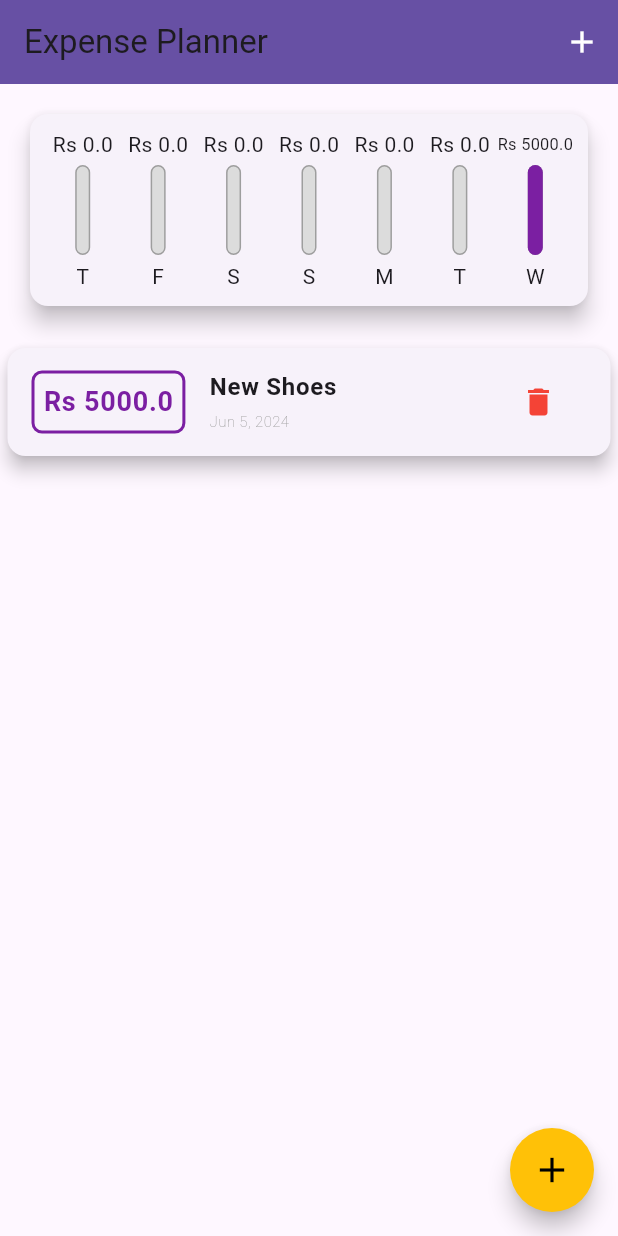
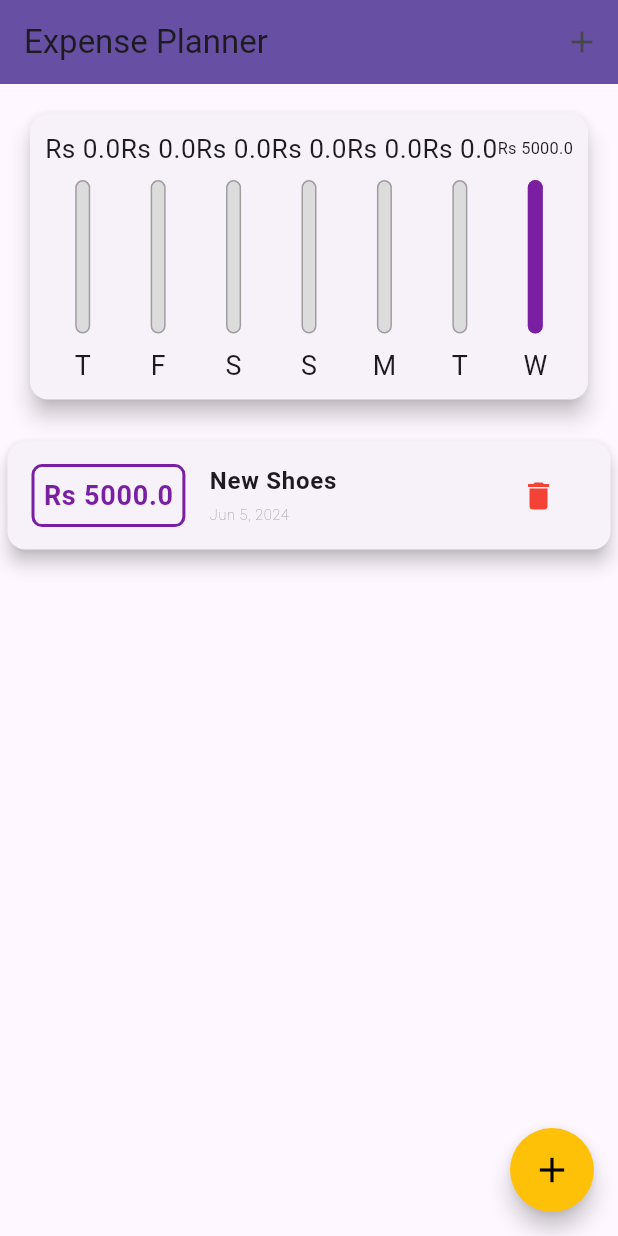
Before and after one commit to SariaMahmood20/expensplanner, a Flutter app: the screen it shows after launch, on a phone screen of 412 x 824 dp. Run offline on Flutter 3.47's test engine with Material 3 defaults, Android fonts, the light colour scheme and no system bars.

Commit message:
Dynamic Size

```diff
--- a/lib/main.dart
+++ b/lib/main.dart
@@ -3,7 +3,6 @@ import 'package:flutter/material.dart';
 import './models/transaction.dart';
 import './widgets/transactionList.dart';
 import './widgets/newTransaction.dart';
-
 
 void main() {
   runApp(MyApp());
@@ -12,7 +11,6 @@ void main() {
 class MyApp extends StatelessWidget {
   MyApp({super.key});
 
-
   // This widget is the root of your application.
   @override
   Widget build(BuildContext context) {
@@ -20,10 +18,8 @@ class MyApp extends StatelessWidget {
       debugShowCheckedModeBanner: false,
       title: 'Expense Planner',
       theme: ThemeData(
-
         primarySwatch: Colors.purple,
         canvasColor: Colors.amber,
-
       ),
       home: MyHomePage(),
     );
@@ -38,20 +34,22 @@ class MyHomePage extends StatefulWidget {
 }
 
 class _MyHomePageState extends State<MyHomePage> {
-  final List<Transaction> _userTransaction=[
-    Transaction( id: 't1', title: 'New Shoes', amount: 5000, date: DateTime.now()),
+  final List<Transaction> _userTransaction = [
+    Transaction(
+        id: 't1', title: 'New Shoes', amount: 5000, date: DateTime.now()),
     // Transaction( id: 't2', title: 'Weekly Groceries', amount: 6000, date: DateTime.now()),
   ];
 
-  List<Transaction> get _recentTransactions{
-    return _userTransaction.where((tx){
-      return tx.date.isAfter(
-        DateTime.now().subtract(Duration(days: 7),)
-      );
+  List<Transaction> get _recentTransactions {
+    return _userTransaction.where((tx) {
+      return tx.date.isAfter(DateTime.now().subtract(
+        Duration(days: 7),
+      ));
     }).toList();
   }
-  void _addNewTransaction(String txTitle, double txAmount, DateTime chosenDate)
-  {
+
+  void _addNewTransaction(
+      String txTitle, double txAmount, DateTime chosenDate) {
     final newTx = Transaction(
       id: DateTime.now().toString(),
       title: txTitle,
@@ -63,47 +61,62 @@ class _MyHomePageState extends State<MyHomePage> {
     });
   }
 
-  void _startAddNewTransaction(BuildContext ctx)
-  {
-    showModalBottomSheet(context: ctx, builder: (_) {
-      return GestureDetector(onTap: (){},child: NewTransaction(_addNewTransaction));
-    },);
+  void _startAddNewTransaction(BuildContext ctx) {
+    showModalBottomSheet(
+      context: ctx,
+      builder: (_) {
+        return GestureDetector(
+            onTap: () {}, child: NewTransaction(_addNewTransaction));
+      },
+    );
   }
 
-  void _deleteTransaction(String id)
-  {
+  void _deleteTransaction(String id) {
     setState(() {
-      _userTransaction.removeWhere((tx){
-        return tx.id==id;
+      _userTransaction.removeWhere((tx) {
+        return tx.id == id;
       });
     });
   }
 
   @override
   Widget build(BuildContext context) {
-    return  Scaffold(
-      appBar: AppBar(
+    final appBar = AppBar(
+      title: Text('Expense Planner'),
       backgroundColor: Theme.of(context).primaryColor,
-        title: Text('Expense Planner'),
       actions: [
-          IconButton(onPressed: ()=> _startAddNewTransaction(context), icon: Icon(Icons.add, color: Colors.white,))
+        IconButton(
+            onPressed: () => _startAddNewTransaction(context),
+            icon: Icon(Icons.add))
       ],
-      ),
-
+    );
+    return Scaffold(
+      appBar: appBar,
       body: SingleChildScrollView(
         child: Column(
           children: [
             //Charts
-            Chart(_recentTransactions),
-            TransactionList(_userTransaction, _deleteTransaction),
+            Container(
+                height: (MediaQuery.of(context).size.height -
+                        appBar.preferredSize.height- MediaQuery.of(context).padding.top) *
+                    0.3,
+                child: Chart(_recentTransactions)),
+            Container(
+                height: (MediaQuery.of(context).size.height -
+                        appBar.preferredSize.height - MediaQuery.of(context).padding.top) * 0.7,
+                child: TransactionList(_userTransaction, _deleteTransaction)),
           ],
         ),
       ),
-      floatingActionButton:  FloatingActionButton(
+      floatingActionButton: FloatingActionButton(
         backgroundColor: Theme.of(context).canvasColor,
         shape: CircleBorder(eccentricity: 1),
-          child: Icon(Icons.add, color: Colors.black, size: 28,),
-          onPressed: ()=> _startAddNewTransaction(context),
+        child: Icon(
+          Icons.add,
+          color: Colors.black,
+          size: 28,
+        ),
+        onPressed: () => _startAddNewTransaction(context),
       ),
     );
   }
--- a/lib/widgets/chartbar.dart
+++ b/lib/widgets/chartbar.dart
@@ -1,24 +1,25 @@
 import 'package:flutter/material.dart';
 
 class ChartBar extends StatelessWidget {
-
   ChartBar(this.label, this.perctTotal, this.spendingAmount);
 
   final String label;
   final double spendingAmount;
   final double perctTotal;
 
-
   @override
   Widget build(BuildContext context) {
-    return  Column(
+    return LayoutBuilder(builder: (ctx, constraints) {
+      return Column(
         children: [
           Container(
-            height: 20,
+              height: constraints.maxHeight * 0.15,
               child: FittedBox(child: Text('Rs ${perctTotal as double}'))),
-        SizedBox(height: 4,),
+          SizedBox(
+            height: constraints.maxHeight * 0.05,
+          ),
           Container(
-          height: 60,
+            height: constraints.maxHeight * 0.6,
             width: 10,
             child: Stack(
               children: [
@@ -27,23 +28,28 @@ class ChartBar extends StatelessWidget {
                     border: Border.all(color: Colors.grey, width: 1.0),
                     color: Color.fromRGBO(220, 220, 220, 1),
                     borderRadius: BorderRadius.circular(10),
-
                   ),
                 ),
-              FractionallySizedBox(heightFactor: spendingAmount,
+                FractionallySizedBox(
+                  heightFactor: spendingAmount,
                   child: Container(
                     decoration: BoxDecoration(
                       color: Theme.of(context).primaryColorDark,
                       borderRadius: BorderRadius.circular(10),
-
                     ),
-              ),)
+                  ),
+                )
               ],
             ),
           ),
-        SizedBox(height: 4,),
-        Text(label),
+          SizedBox(
+            height: constraints.maxHeight * 0.05,
+          ),
+          Container(
+              height: constraints.maxHeight * 0.15,
+              child: FittedBox(child: Text(label))),
         ],
       );
+    });
   }
 }
--- a/lib/widgets/transactionList.dart
+++ b/lib/widgets/transactionList.dart
@@ -8,10 +8,8 @@ class TransactionList extends StatelessWidget {
   final Function deletetx;
   @override
   Widget build(BuildContext context) {
-    return Container(
-      height: 450,
-      child: transactions.isEmpty
-          ? Column(
+    return transactions.isEmpty
+              ? Column(
               mainAxisAlignment: MainAxisAlignment.spaceEvenly,
               children: [
                 Text(
@@ -52,7 +50,6 @@ class TransactionList extends StatelessWidget {
                 );
               },
               itemCount: transactions.length,
-            ),
-    );
+            );
   }
 }
```
Lines whose indentation alone changed are shown as unchanged.
